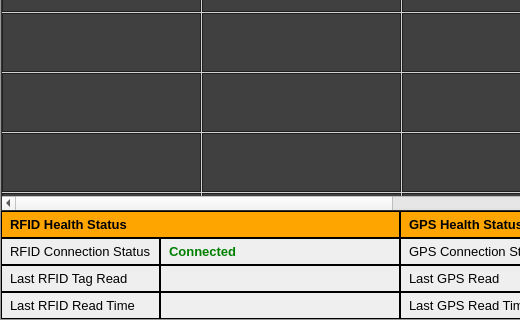
This is ui/main.ui in DevGuruPro/rfid-python as Qt 5 draws it before an edit; both pictures show x 0 to 520 and y 258 to 578 of the 799 by 578 pixel window. The edited form follows.
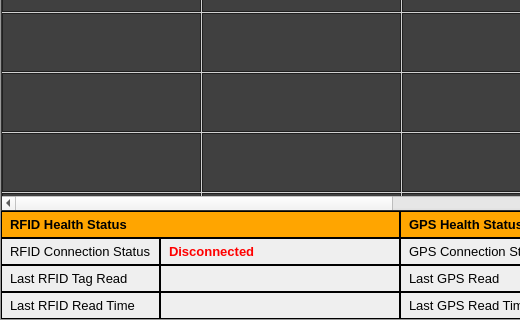
This is the edited form. Icons and pictures are not drawn.

Patch:
```diff
--- a/ui/main.ui
+++ b/ui/main.ui
@@ -381,10 +381,10 @@
                  <property name="styleSheet">
                   <string notr="true">padding: 5px;
 border: 1px solid black;
-color: green;</string>
+color: red;</string>
                  </property>
                  <property name="text">
-                  <string>Connected</string>
+                  <string>Disconnected</string>
                  </property>
                 </widget>
                </item>
```
